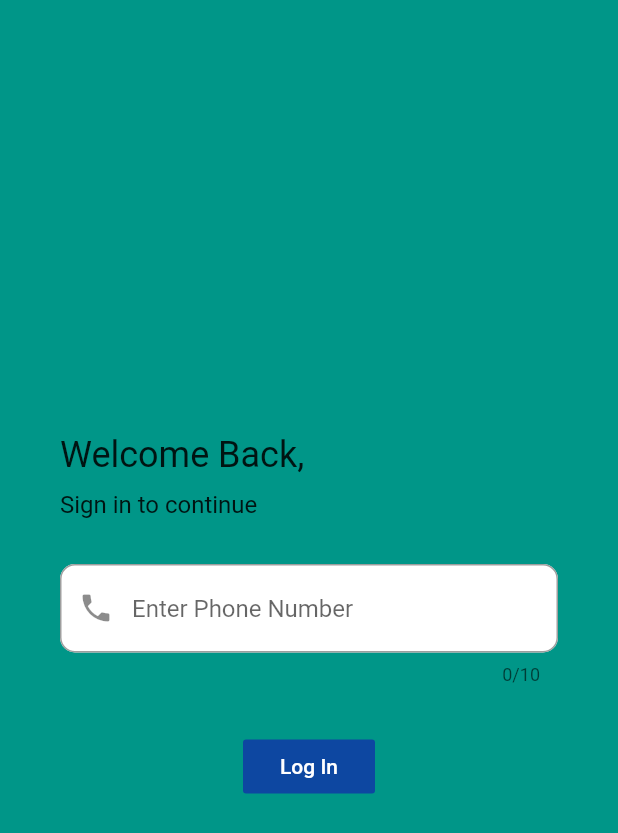
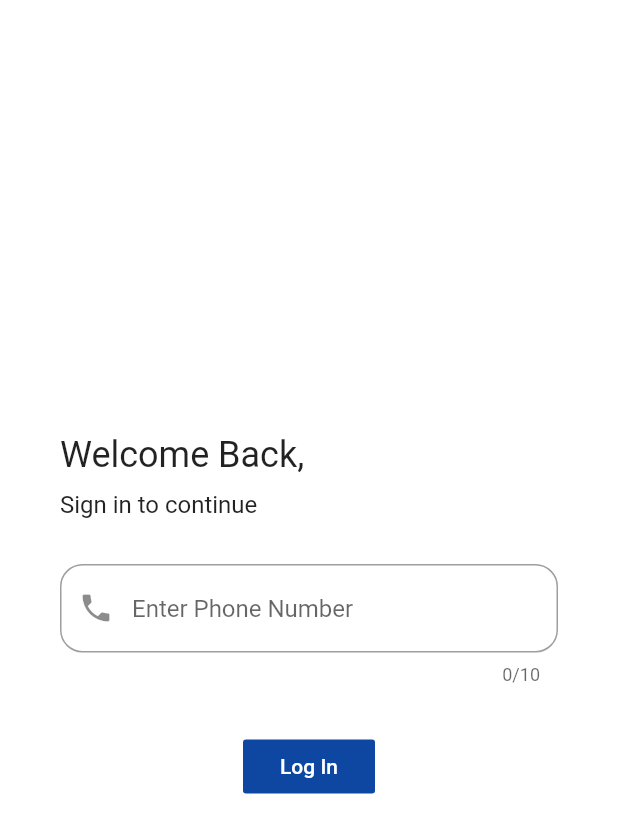
Before and after one commit to KhangLama/SWP409, a Flutter app: the screen it shows after launch, on a phone screen of 412 x 824 dp. Shown: the top 833 px of the screen. Run offline on Flutter 3.47's test engine with Material 2 defaults, Android fonts, the light colour scheme and no system bars.

Commit message:
sth
dkm trinh`

```diff
--- a/lib/loginPage.dart
+++ b/lib/loginPage.dart
@@ -64,11 +64,11 @@ class LoginPage extends StatelessWidget {
                   maxLength: 10,
                   decoration: InputDecoration(
                       enabledBorder: OutlineInputBorder(
-                        borderRadius: BorderRadius.all(Radius.circular(10.0)),
+                        borderRadius: BorderRadius.all(Radius.circular(15.0)),
                         borderSide: BorderSide(color: Colors.grey),
                       ),
                       focusedBorder: OutlineInputBorder(
-                        borderRadius: BorderRadius.all(Radius.circular(10.0)),
+                        borderRadius: BorderRadius.all(Radius.circular(15.0)),
                         borderSide: BorderSide(color: Colors.blue),
                       ),
                       hintText: 'Enter Phone Number',
--- a/lib/main.dart
+++ b/lib/main.dart
@@ -4,5 +4,5 @@ void main() {
   runApp(LoginPage());
 }
 
-Color backgroundColor = Colors.teal;
+Color backgroundColor = Colors.white;
 Color buttonColor = Colors.blue[900];
```
